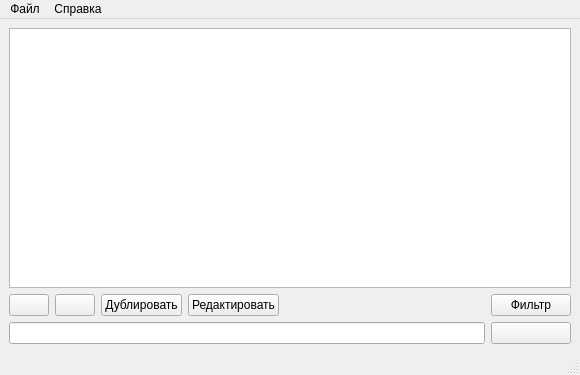
Above: mainwindow.ui from Sigorut/Editor_ex before the change. Below: the same form after it.
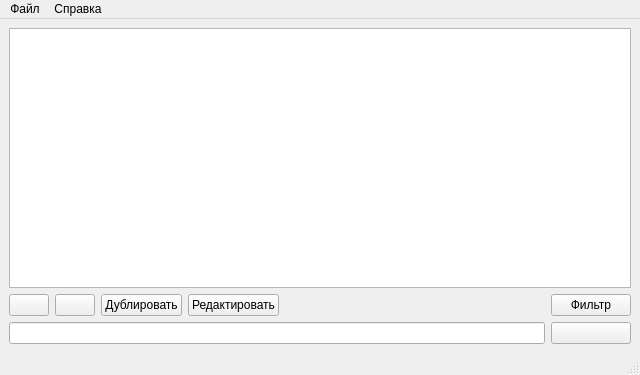
That is the form after the change. Icons and pictures are not drawn.

What changed in the file:
```diff
--- a/mainwindow.ui
+++ b/mainwindow.ui
@@ -6,7 +6,7 @@
    <rect>
     <x>0</x>
     <y>0</y>
-    <width>580</width>
+    <width>640</width>
     <height>375</height>
    </rect>
   </property>
@@ -95,7 +95,7 @@
     <rect>
      <x>0</x>
      <y>0</y>
-     <width>580</width>
+     <width>640</width>
      <height>21</height>
     </rect>
    </property>
```
